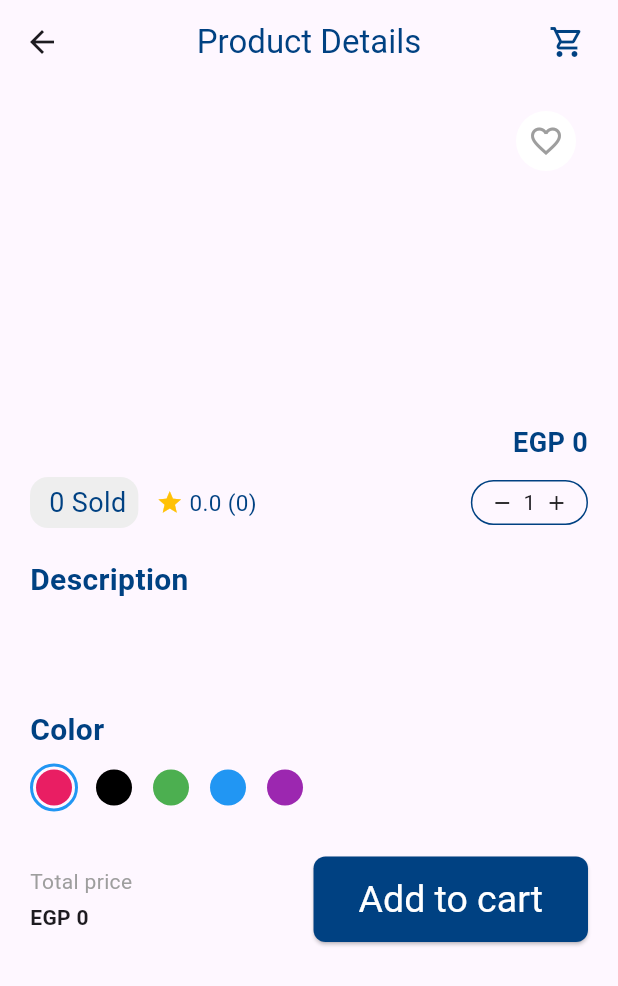
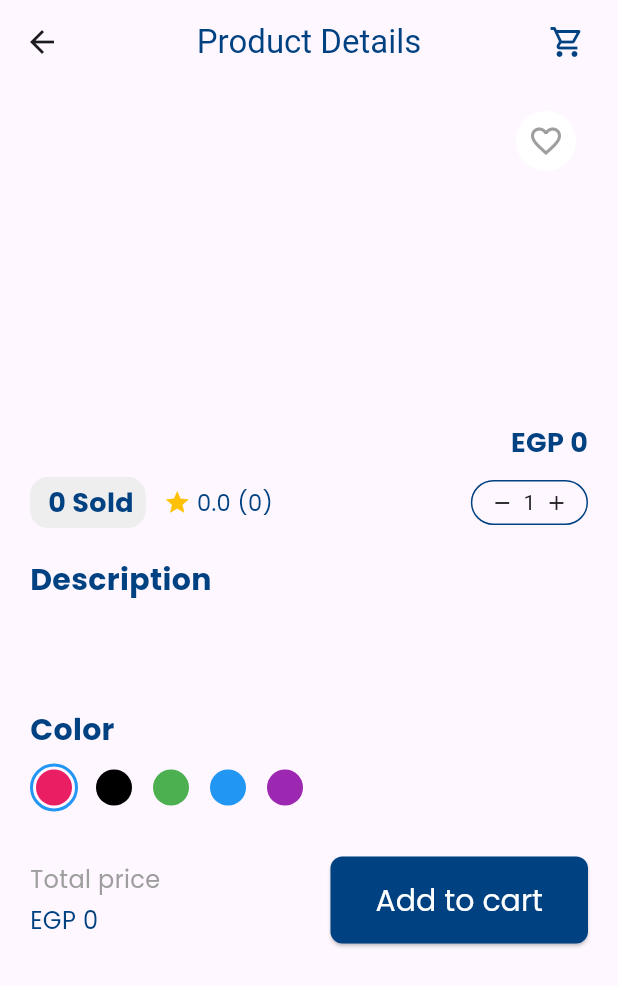
Before and after one commit to karemthabet/e_commerce, a Flutter app: the ProductDetailsView screen opened directly with empty values, on a phone screen of 412 x 824 dp. Shown: the top 986 px of the screen. Run offline on Flutter 3.47's test engine with Material 3 defaults, Android fonts, the phone set to English and light mode, and no system bars; drawn by our look-alikes of carousel_slider; our stand-ins replace bloc, cached_network_image, dartz, dio, equatable, flutter_bloc and 8 more; accounts and stored records are empty.

```diff
--- a/lib/core/styles/app_style.dart
+++ /dev/null
@@ -1,3 +0,0 @@
-class AppStyle {
-
-}
--- a/lib/core/utils/colors/app_colors.dart
+++ b/lib/core/utils/colors/app_colors.dart
@@ -12,4 +12,5 @@ abstract class AppColors {
   static const Color green = Colors.green;
   static const Color blueColor = Colors.blue;
   static const Color purple = Colors.purple;
+ static const Color yellow= Colors.amber;
 }
--- a/lib/core/utils/styles/app_styles.dart
+++ b/lib/core/utils/styles/app_styles.dart
@@ -1,12 +1,30 @@
+import 'package:e_commerce/core/utils/colors/app_colors.dart';
 import 'package:flutter/material.dart';
+import 'package:google_fonts/google_fonts.dart';
 
 class AppStyles {
- static TextTheme textTheme = const TextTheme(
-    titleLarge: TextStyle(fontSize: 24),
-    bodyMedium: TextStyle(fontSize: 16),
-    displayLarge: TextStyle(fontSize: 28),
-    bodyLarge: TextStyle(fontSize: 20),
-    bodySmall: TextStyle(fontSize: 14),
+  static final TextStyle _baseStyle = GoogleFonts.poppins(
+    color: AppColors.bluedark,
   );
 
+  static final text20 = _baseStyle.copyWith(
+    fontWeight: FontWeight.bold,
+    fontSize: 20,
+  );
+
+  static final text18 = _baseStyle.copyWith(
+    fontWeight: FontWeight.bold,
+    fontSize: 18,
+  );
+
+  static final text15 = _baseStyle.copyWith(fontSize: 15);
+
+  static final text16 = _baseStyle.copyWith(fontSize: 16);
+    static final ButtonStyle addToCartButton = ElevatedButton.styleFrom(
+    foregroundColor: AppColors.whiteColor,
+    textStyle: GoogleFonts.poppins(fontSize: 20),
+    backgroundColor: AppColors.bluedark,
+    padding: const EdgeInsets.symmetric(horizontal: 30, vertical: 14),
+    shape: RoundedRectangleBorder(borderRadius: BorderRadius.circular(8)),
+  );
 }
--- a/lib/features/products/presentation/pages/widgets/product_view_details_view_body.dart
+++ b/lib/features/products/presentation/pages/widgets/product_view_details_view_body.dart
@@ -1,5 +1,6 @@
 import 'package:e_commerce/core/functions/helper_size.dart';
 import 'package:e_commerce/core/utils/colors/app_colors.dart';
+import 'package:e_commerce/core/utils/styles/app_styles.dart';
 import 'package:e_commerce/core/widgets/custom_cursor.dart';
 import 'package:e_commerce/features/products/data/models/product_model.dart';
 import 'package:e_commerce/features/products/presentation/pages/widgets/colors_dot.dart';
@@ -7,10 +8,11 @@ import 'package:flutter/material.dart';
 
 class ProductDetailsViewBody extends StatefulWidget {
   const ProductDetailsViewBody({super.key, required this.product});
-final Data product;
+  final Data product;
   @override
   State<ProductDetailsViewBody> createState() => _ProductDetailsViewBodyState();
 }
+
 class _ProductDetailsViewBodyState extends State<ProductDetailsViewBody> {
   Color? selectedColor;
   late final List<String> availableSizes;
@@ -60,21 +62,10 @@ class _ProductDetailsViewBodyState extends State<ProductDetailsViewBody> {
                 mainAxisAlignment: MainAxisAlignment.spaceBetween,
                 children: [
                   Expanded(
-                    child: Text(
-                      widget.product.title!,
-                      style: const TextStyle(
-                          fontWeight: FontWeight.bold,
-                          fontSize: 18,
-                          color: AppColors.bluedark),
-                    ),
+                    child: Text(widget.product.title!, style: AppStyles.text18),
                   ),
-                  Text(
-                    "EGP ${widget.product.price.toString()}",
-                    style: const TextStyle(
-                        fontWeight: FontWeight.bold,
-                        fontSize: 18,
-                        color: AppColors.bluedark),
-                  ),
+                  Text("EGP ${widget.product.price.toString()}",
+                      style: AppStyles.text18),
                 ],
               ),
               const SizedBox(height: 10),
@@ -87,20 +78,15 @@ class _ProductDetailsViewBodyState extends State<ProductDetailsViewBody> {
                       color: Colors.grey.shade200,
                       borderRadius: BorderRadius.circular(12),
                     ),
-                    child: Text(
-                      " ${widget.product.sold} Sold",
-                      style: const TextStyle(
-                          fontSize: 18, color: AppColors.bluedark),
-                    ),
+                    child: Text(" ${widget.product.sold} Sold",
+                        style: AppStyles.text18),
                   ),
                   const SizedBox(width: 12),
-                  const Icon(Icons.star, color: Colors.amber, size: 18),
+                  const Icon(Icons.star, color: AppColors.yellow, size: 18),
                   const SizedBox(width: 4),
                   Text(
-                    "${widget.product.ratingsAverage} (${widget.product.ratingsQuantity.toString()})",
-                    style: const TextStyle(
-                        fontSize: 15, color: AppColors.bluedark),
-                  ),
+                      "${widget.product.ratingsAverage} (${widget.product.ratingsQuantity.toString()})",
+                      style: AppStyles.text15),
                   const Spacer(),
                   Container(
                     decoration: BoxDecoration(
@@ -122,30 +108,24 @@ class _ProductDetailsViewBodyState extends State<ProductDetailsViewBody> {
                 ],
               ),
               const SizedBox(height: 20),
-              const Text(
+              Text(
                 "Description",
-                style: TextStyle(
-                    fontWeight: FontWeight.bold,
-                    fontSize: 20,
-                    color: AppColors.bluedark),
+                style: AppStyles.text20,
               ),
               const SizedBox(height: 8),
               Text(
+                maxLines: 3,
                 widget.product.description!,
-                style: const TextStyle(fontSize: 16, color: AppColors.bluedark),
+                style: AppStyles.text16,
               ),
               const SizedBox(height: 20),
               if (availableSizes.isNotEmpty)
                 Column(
                   crossAxisAlignment: CrossAxisAlignment.start,
                   children: [
-                    const Text(
+                    Text(
                       "Size",
-                      style: TextStyle(
-                        fontWeight: FontWeight.bold,
-                        fontSize: 20,
-                        color: AppColors.bluedark,
-                      ),
+                      style: AppStyles.text20,
                     ),
                     const SizedBox(height: 8),
                     Wrap(
@@ -154,10 +134,7 @@ class _ProductDetailsViewBodyState extends State<ProductDetailsViewBody> {
                           .map((size) => ChoiceChip(
                                 label: Text(
                                   size,
-                                  style: const TextStyle(
-                                      color: AppColors.bluedark,
-                                      fontSize: 20,
-                                      fontWeight: FontWeight.bold),
+                                  style: AppStyles.text20,
                                 ),
                                 selected: false,
                               ))
@@ -167,12 +144,9 @@ class _ProductDetailsViewBodyState extends State<ProductDetailsViewBody> {
                   ],
                 ),
               const SizedBox(height: 20),
-              const Text(
+              Text(
                 "Color",
-                style: TextStyle(
-                    fontWeight: FontWeight.bold,
-                    fontSize: 20,
-                    color: AppColors.bluedark),
+                style: AppStyles.text20,
               ),
               const SizedBox(height: 8),
               Row(
@@ -196,24 +170,19 @@ class _ProductDetailsViewBodyState extends State<ProductDetailsViewBody> {
                   Column(
                     crossAxisAlignment: CrossAxisAlignment.start,
                     children: [
-                      const Text("Total price",
-                          style: TextStyle(color: Colors.grey)),
+                      Text("Total price",
+                          style: AppStyles.text16
+                              .copyWith(color: AppColors.greyColor)),
                       const SizedBox(height: 4),
-                      Text("EGP ${widget.product.price}",
-                          style: const TextStyle(fontWeight: FontWeight.bold)),
+                      Text(
+                        "EGP ${widget.product.price}",
+                        style: AppStyles.text16,
+                      ),
                     ],
                   ),
                   ElevatedButton(
                     onPressed: () {},
-                    style: ElevatedButton.styleFrom(
-                      foregroundColor: AppColors.whiteColor,
-                      textStyle: const TextStyle(fontSize: 25),
-                      backgroundColor: AppColors.bluedark,
-                      padding: const EdgeInsets.symmetric(
-                          horizontal: 30, vertical: 14),
-                      shape: RoundedRectangleBorder(
-                          borderRadius: BorderRadius.circular(8)),
-                    ),
+                    style: AppStyles.addToCartButton,
                     child: const Text("Add to cart"),
                   )
                 ],
```
Also changed, not shown: lib/core/cashed/brand_service.dart (added, +19 -0 lines), lib/core/cashed/category_service.dart (renamed from lib/core/cashed/category_or_brans_service.dart, +5 -5 lines), lib/core/services/setup_service_locator.dart (+18 -10 lines), lib/features/home/data/repos/brand_repo_impl.dart (+4 -4 lines), lib/features/home/data/repos/category_repo_impl.dart (+4 -4 lines), lib/features/products/presentation/pages/widgets/custom_product_info.dart (+7 -11 lines), lib/main.dart (+4 -4 lines).
